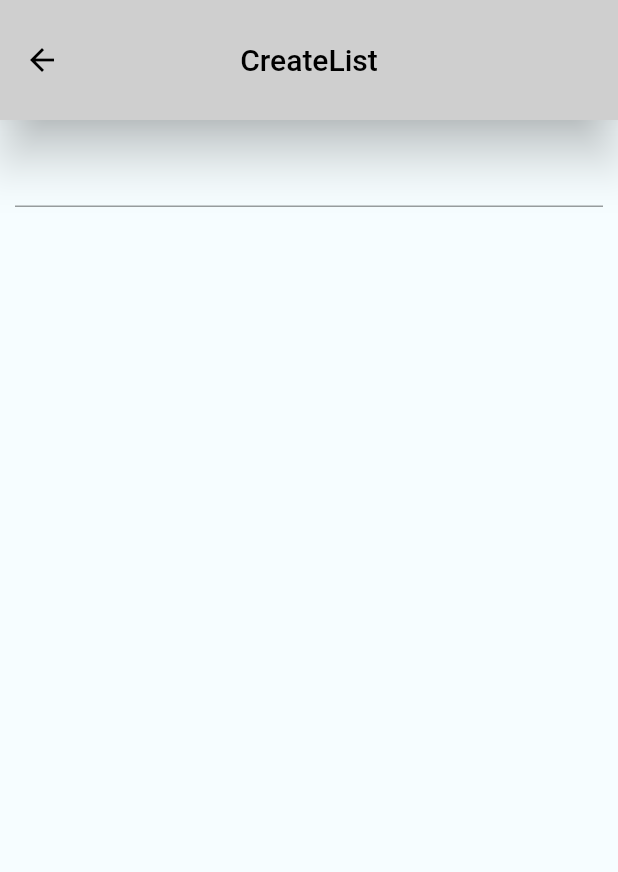
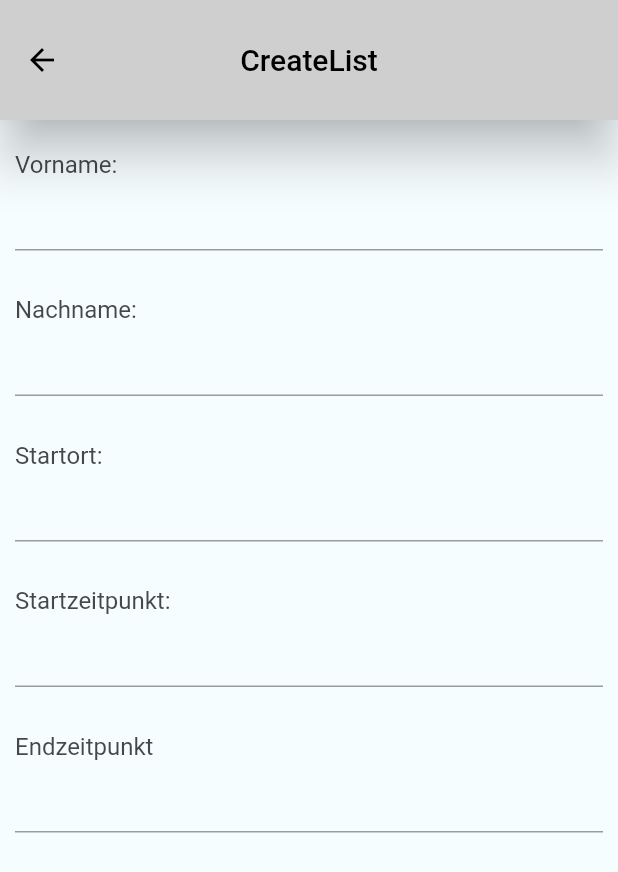
Before and after one commit to FoxH3/droneassistent, a Flutter app: the CreateList screen opened directly, on a phone screen of 412 x 824 dp. Shown: the top 872 px of the screen. Run offline on Flutter 3.47's test engine with Material 2 defaults, Android fonts, the phone set to English and light mode, and no system bars; our stand-ins replace flutter_screenutil, shared_preferences; accounts and stored records are empty.

Commit message:
createlist update

```diff
--- a/lib/Pages/createlist.dart
+++ b/lib/Pages/createlist.dart
@@ -1,6 +1,12 @@
 import '../widgets/appbar.dart';
 import 'package:flutter/material.dart';
 import 'package:shared_preferences/shared_preferences.dart';
+
+String vorname = "";
+String nachname = "";
+String startort = "";
+String startzeitpunkt = "";
+String endzeitpunkt = "";
 
 class CreateList extends StatefulWidget {
   const CreateList({Key? key}) : super(key: key);
@@ -14,11 +20,42 @@ class ChecklistState extends State<CreateList> {
   Widget build(BuildContext context) {
     return Scaffold(
         appBar: appBar("CreateList"),
-        body: const SafeArea(
+        body: SafeArea(
             child: Padding(
-                padding: EdgeInsets.symmetric(horizontal: 10, vertical: 10),
+                padding:
+                    const EdgeInsets.symmetric(horizontal: 10, vertical: 20),
                 child: Column(
-                  children: [TextField()],
+                  children: [
+                    Container(
+                        alignment: Alignment.centerLeft,
+                        child: Text("Vorname:",
+                            style: Theme.of(context).textTheme.titleMedium)),
+                    const TextField(),
+                    const SizedBox(height: 30),
+                    Container(
+                        alignment: Alignment.centerLeft,
+                        child: Text("Nachname:",
+                            style: Theme.of(context).textTheme.titleMedium)),
+                    const TextField(),
+                    const SizedBox(height: 30),
+                    Container(
+                        alignment: Alignment.centerLeft,
+                        child: Text("Startort:",
+                            style: Theme.of(context).textTheme.titleMedium)),
+                    const TextField(),
+                    const SizedBox(height: 30),
+                    Container(
+                        alignment: Alignment.centerLeft,
+                        child: Text("Startzeitpunkt:",
+                            style: Theme.of(context).textTheme.titleMedium)),
+                    const TextField(),
+                    const SizedBox(height: 30),
+                    Container(
+                        alignment: Alignment.centerLeft,
+                        child: Text("Endzeitpunkt",
+                            style: Theme.of(context).textTheme.titleMedium)),
+                    const TextField(),
+                  ],
                 ))));
   }
 }
```
